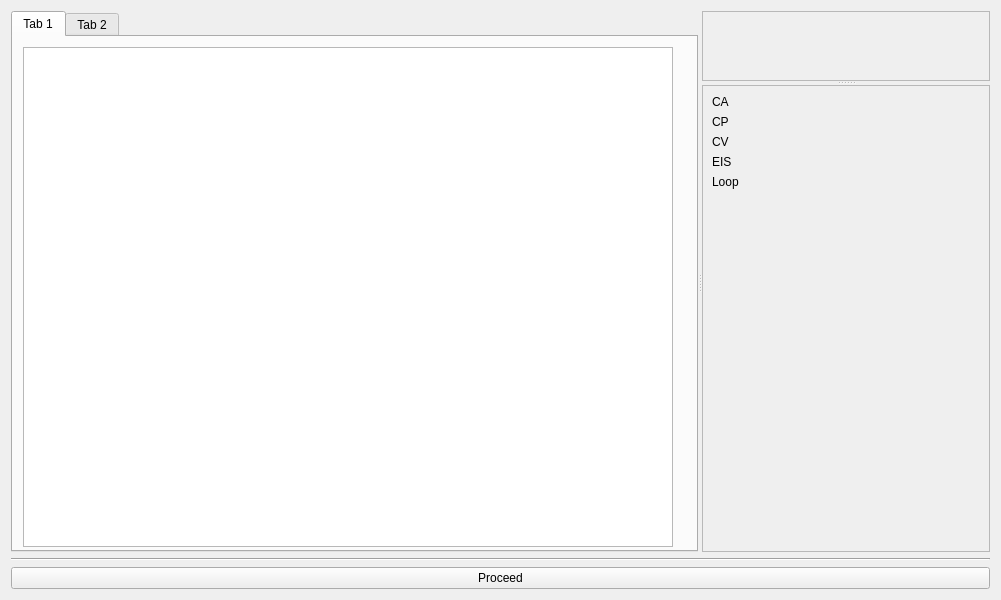
Before: the Qt Designer form qt_EC.ui in ChristopherYJS/ElectrochemicalOuija, drawn with Qt 5.
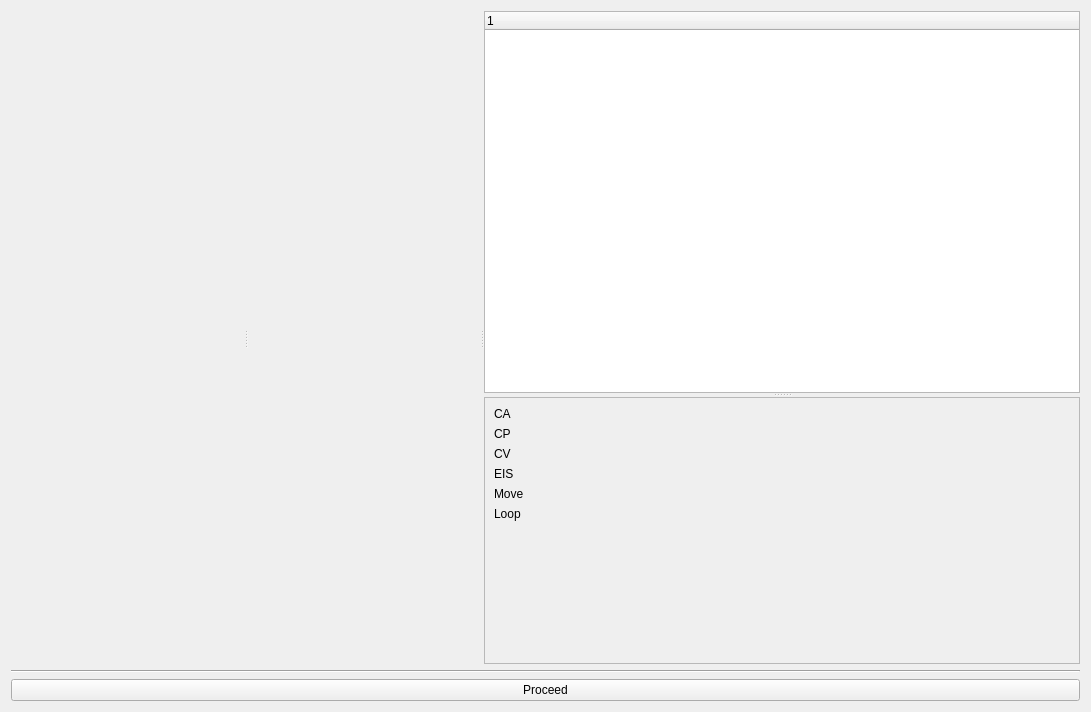
After: the same form once the commit is applied.

Patch:
```diff
--- a/qt_EC.ui
+++ b/qt_EC.ui
@@ -6,76 +6,58 @@
    <rect>
     <x>0</x>
     <y>0</y>
-    <width>1001</width>
-    <height>600</height>
+    <width>1091</width>
+    <height>712</height>
    </rect>
   </property>
+  <property name="sizePolicy">
+   <sizepolicy hsizetype="Preferred" vsizetype="Preferred">
+    <horstretch>0</horstretch>
+    <verstretch>0</verstretch>
+   </sizepolicy>
+  </property>
   <property name="windowTitle">
    <string>Form</string>
   </property>
   <layout class="QVBoxLayout" name="verticalLayout_2">
    <item>
     <widget class="QSplitter" name="splitter_2">
+     <property name="sizePolicy">
+      <sizepolicy hsizetype="Preferred" vsizetype="Preferred">
+       <horstretch>0</horstretch>
+       <verstretch>0</verstretch>
+      </sizepolicy>
+     </property>
      <property name="orientation">
       <enum>Qt::Horizontal</enum>
      </property>
-     <widget class="QTabWidget" name="tabWidget">
-      <property name="currentIndex">
-       <number>0</number>
-      </property>
-      <widget class="QWidget" name="tab">
-       <property name="sizePolicy">
-        <sizepolicy hsizetype="Preferred" vsizetype="Preferred">
-         <horstretch>0</horstretch>
-         <verstretch>0</verstretch>
-        </sizepolicy>
-       </property>
-       <attribute name="title">
-        <string>Tab 1</string>
-       </attribute>
-       <widget class="QListWidget" name="listWidget">
-        <property name="geometry">
-         <rect>
-          <x>10</x>
-          <y>10</y>
-          <width>650</width>
-          <height>500</height>
-         </rect>
-        </property>
-        <property name="sizePolicy">
-         <sizepolicy hsizetype="Expanding" vsizetype="Expanding">
-          <horstretch>0</horstretch>
-          <verstretch>0</verstretch>
-         </sizepolicy>
-        </property>
-       </widget>
-      </widget>
-      <widget class="QWidget" name="tab_2">
-       <attribute name="title">
-        <string>Tab 2</string>
-       </attribute>
-      </widget>
-     </widget>
+     <widget class="QWidget" name="widget_2" native="true"/>
+     <widget class="QWidget" name="widget" native="true"/>
      <widget class="QSplitter" name="splitter">
+      <property name="sizePolicy">
+       <sizepolicy hsizetype="Preferred" vsizetype="Preferred">
+        <horstretch>0</horstretch>
+        <verstretch>0</verstretch>
+       </sizepolicy>
+      </property>
       <property name="orientation">
        <enum>Qt::Vertical</enum>
       </property>
-      <widget class="QScrollArea" name="scrollAreaParam">
-       <property name="widgetResizable">
-        <bool>true</bool>
+      <widget class="QTreeWidget" name="treeWidget">
+       <property name="sizePolicy">
+        <sizepolicy hsizetype="Preferred" vsizetype="Preferred">
+         <horstretch>0</horstretch>
+         <verstretch>0</verstretch>
+        </sizepolicy>
        </property>
-       <widget class="QWidget" name="scrollAreaWidgetContents">
-        <property name="geometry">
-         <rect>
-          <x>0</x>
-          <y>0</y>
-          <width>277</width>
-          <height>394</height>
-         </rect>
-        </property>
-       </widget>
       </widget>
       <widget class="QScrollArea" name="scrollAreaOption">
+       <property name="sizePolicy">
+        <sizepolicy hsizetype="Preferred" vsizetype="Preferred">
+         <horstretch>0</horstretch>
+         <verstretch>0</verstretch>
+        </sizepolicy>
+       </property>
        <property name="widgetResizable">
         <bool>true</bool>
        </property>
@@ -84,8 +66,8 @@
          <rect>
           <x>0</x>
           <y>0</y>
-          <width>277</width>
-          <height>107</height>
+          <width>394</width>
+          <height>126</height>
          </rect>
         </property>
         <property name="sizePolicy">
@@ -130,7 +112,14 @@
           </widget>
          </item>
          <item>
-          <widget class="QLabel" name="labelTechLoop">
+          <widget class="QLabel" name="labelMove">
+           <property name="text">
+            <string>Move</string>
+           </property>
+          </widget>
+         </item>
+         <item>
+          <widget class="QLabel" name="labelLoop">
            <property name="text">
             <string>Loop</string>
            </property>
```
